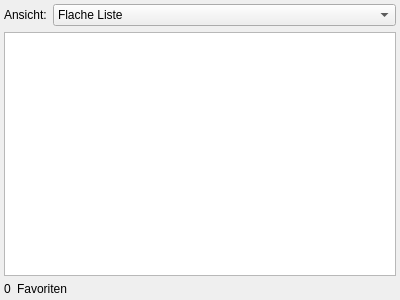
Old version of the form resources/design_files/favorites_tab.ui in the repository geoObserver/geobasis_loader.
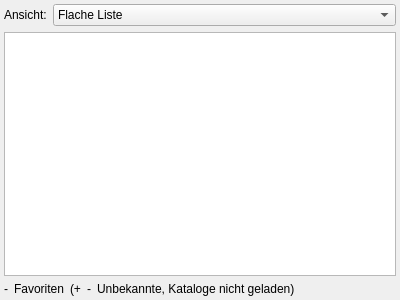
New version of the form.

Commit message:
feat(favorites_tab): added labels in hint line for missing favorites
Added labels in the hint line to show the amount of missing favorites (happens, when corresponding
catalog wasnt loaded or fav path unknown).
Was done for better clearity.

Patch:
```diff
--- a/resources/design_files/favorites_tab.ui
+++ b/resources/design_files/favorites_tab.ui
@@ -118,7 +118,7 @@
    <item>
     <widget class="QWidget" name="hint_line" native="true">
      <property name="sizePolicy">
-      <sizepolicy hsizetype="Expanding" vsizetype="Preferred">
+      <sizepolicy hsizetype="Fixed" vsizetype="Preferred">
        <horstretch>0</horstretch>
        <verstretch>0</verstretch>
       </sizepolicy>
@@ -141,15 +141,21 @@
       </property>
       <item>
        <widget class="QLabel" name="favorite_count">
+        <property name="sizePolicy">
+         <sizepolicy hsizetype="Fixed" vsizetype="Preferred">
+          <horstretch>0</horstretch>
+          <verstretch>0</verstretch>
+         </sizepolicy>
+        </property>
         <property name="text">
-         <string>0</string>
+         <string>-</string>
         </property>
        </widget>
       </item>
       <item>
        <widget class="QLabel" name="favorite_label">
         <property name="sizePolicy">
-         <sizepolicy hsizetype="Expanding" vsizetype="Preferred">
+         <sizepolicy hsizetype="Fixed" vsizetype="Preferred">
           <horstretch>0</horstretch>
           <verstretch>0</verstretch>
          </sizepolicy>
@@ -162,6 +168,63 @@
         </property>
        </widget>
       </item>
+      <item>
+       <widget class="QWidget" name="missing_favorites_widget" native="true">
+        <layout class="QHBoxLayout" name="horizontalLayout_3">
+         <property name="leftMargin">
+          <number>0</number>
+         </property>
+         <property name="topMargin">
+          <number>0</number>
+         </property>
+         <property name="rightMargin">
+          <number>0</number>
+         </property>
+         <property name="bottomMargin">
+          <number>0</number>
+         </property>
+         <item>
+          <widget class="QLabel" name="label_2">
+           <property name="sizePolicy">
+            <sizepolicy hsizetype="Fixed" vsizetype="Preferred">
+             <horstretch>0</horstretch>
+             <verstretch>0</verstretch>
+            </sizepolicy>
+           </property>
+           <property name="text">
+            <string>(+</string>
+           </property>
+          </widget>
+         </item>
+         <item>
+          <widget class="QLabel" name="missing_favorite_count">
+           <property name="sizePolicy">
+            <sizepolicy hsizetype="Fixed" vsizetype="Preferred">
+             <horstretch>0</horstretch>
+             <verstretch>0</verstretch>
+            </sizepolicy>
+           </property>
+           <property name="text">
+            <string>-</string>
+           </property>
+          </widget>
+         </item>
+         <item>
+          <widget class="QLabel" name="label_3">
+           <property name="sizePolicy">
+            <sizepolicy hsizetype="Fixed" vsizetype="Preferred">
+             <horstretch>0</horstretch>
+             <verstretch>0</verstretch>
+            </sizepolicy>
+           </property>
+           <property name="text">
+            <string>Unbekannte, Kataloge nicht geladen)</string>
+           </property>
+          </widget>
+         </item>
+        </layout>
+       </widget>
+      </item>
      </layout>
     </widget>
    </item>
```
